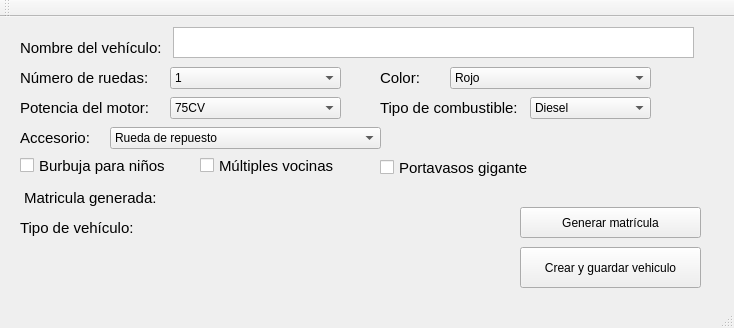
The window that mainwindow.ui (eherng03/el-coche-de-homer) describes before a commit, drawn with Qt 5.
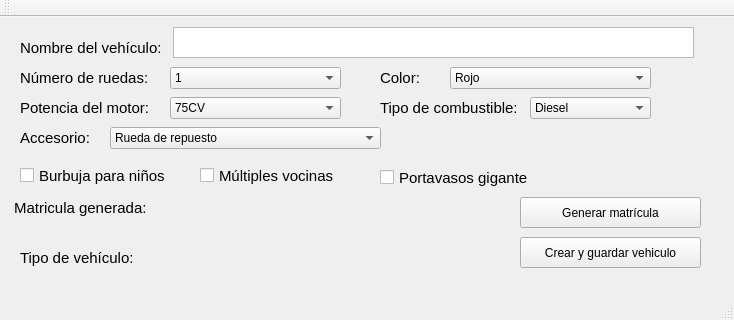
The same window after the commit.

```diff
--- a/mainwindow.ui
+++ b/mainwindow.ui
@@ -7,7 +7,7 @@
     <x>0</x>
     <y>0</y>
     <width>734</width>
-    <height>328</height>
+    <height>320</height>
    </rect>
   </property>
   <property name="mouseTracking">
@@ -213,7 +213,7 @@
     <property name="geometry">
      <rect>
       <x>20</x>
-      <y>140</y>
+      <y>150</y>
       <width>151</width>
       <height>17</height>
      </rect>
@@ -234,7 +234,7 @@
     <property name="geometry">
      <rect>
       <x>200</x>
-      <y>140</y>
+      <y>150</y>
       <width>151</width>
       <height>17</height>
      </rect>
@@ -255,7 +255,7 @@
     <property name="geometry">
      <rect>
       <x>380</x>
-      <y>140</y>
+      <y>150</y>
       <width>151</width>
       <height>21</height>
      </rect>
@@ -384,8 +384,8 @@
    <widget class="QLabel" name="labelMatricula">
     <property name="geometry">
      <rect>
-      <x>20</x>
-      <y>170</y>
+      <x>10</x>
+      <y>180</y>
       <width>141</width>
       <height>21</height>
      </rect>
@@ -403,7 +403,7 @@
     <property name="geometry">
      <rect>
       <x>20</x>
-      <y>200</y>
+      <y>230</y>
       <width>141</width>
       <height>21</height>
      </rect>
@@ -420,8 +420,8 @@
    <widget class="QLabel" name="labelMatriculaGenerada">
     <property name="geometry">
      <rect>
-      <x>220</x>
-      <y>170</y>
+      <x>190</x>
+      <y>180</y>
       <width>241</width>
       <height>21</height>
      </rect>
@@ -438,8 +438,8 @@
    <widget class="QLabel" name="labelTipoGenerado">
     <property name="geometry">
      <rect>
-      <x>220</x>
-      <y>200</y>
+      <x>200</x>
+      <y>230</y>
       <width>141</width>
       <height>21</height>
      </rect>
@@ -457,7 +457,7 @@
     <property name="geometry">
      <rect>
       <x>520</x>
-      <y>190</y>
+      <y>180</y>
       <width>181</width>
       <height>31</height>
      </rect>
@@ -473,9 +473,9 @@
     <property name="geometry">
      <rect>
       <x>520</x>
-      <y>230</y>
+      <y>220</y>
       <width>181</width>
-      <height>41</height>
+      <height>31</height>
      </rect>
     </property>
     <property name="cursor">
```
